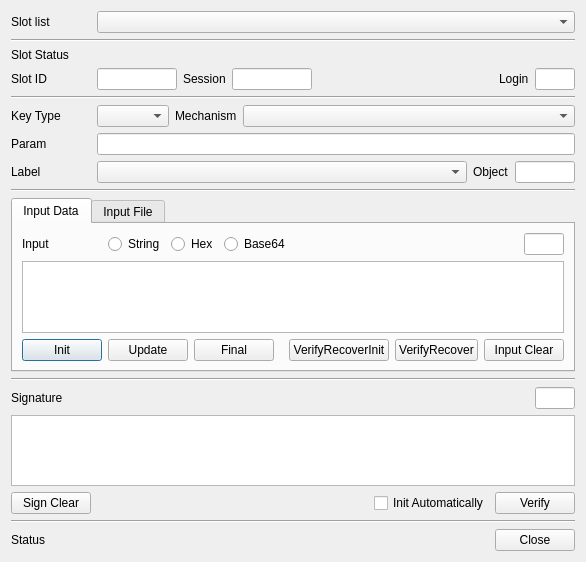
First picture: the form in CryptokiMan/verify_dlg.ui, repository jykim74/CryptokiMan, before the edit.
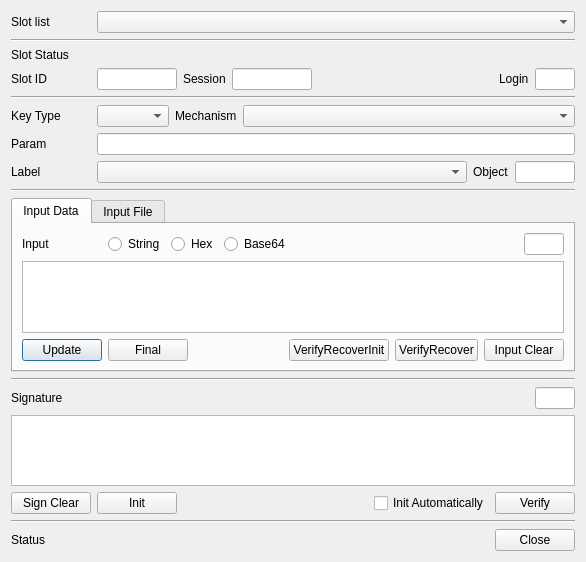
Second picture: the form after the edit. The open tabs and pages were chosen to show the change.

```diff
--- a/CryptokiMan/verify_dlg.ui
+++ b/CryptokiMan/verify_dlg.ui
@@ -363,13 +363,6 @@
          <property name="topMargin">
           <number>0</number>
          </property>
-         <item row="0" column="0">
-          <widget class="QPushButton" name="mInitBtn">
-           <property name="text">
-            <string>Init</string>
-           </property>
-          </widget>
-         </item>
          <item row="0" column="1">
           <widget class="QPushButton" name="mUpdateBtn">
            <property name="text">
@@ -885,6 +878,13 @@
        </property>
       </widget>
      </item>
+     <item>
+      <widget class="QPushButton" name="mInitBtn">
+       <property name="text">
+        <string>Init</string>
+       </property>
+      </widget>
+     </item>
      <item>
       <spacer name="horizontalSpacer">
        <property name="orientation">
```
Left out of the diff: 2 changed lines with no effect on the pictures.
